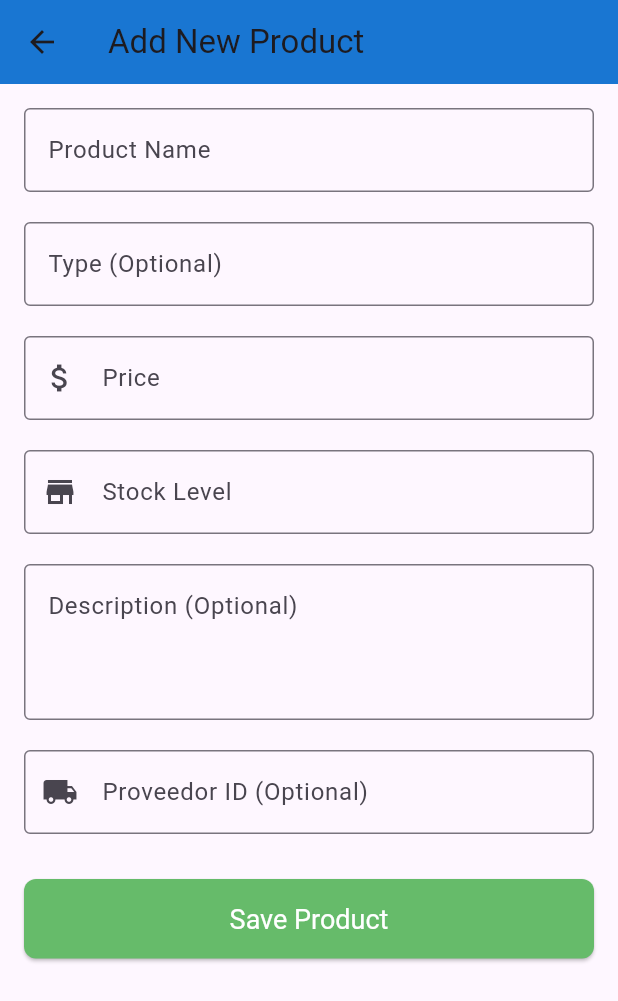
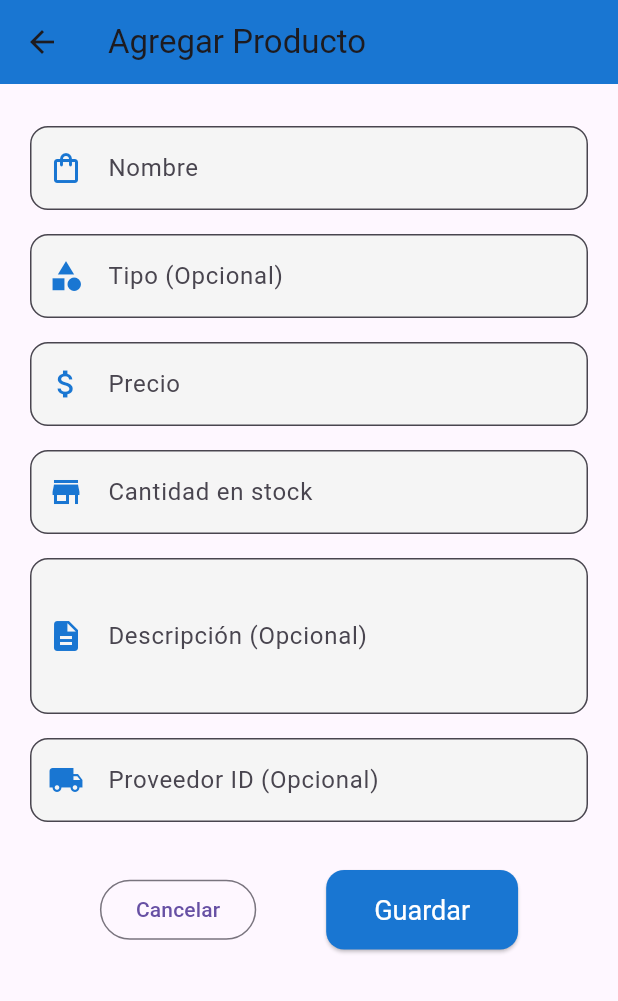
Before and after one commit to Mario2309/TFG_Mario_Alvarez_2DAM, a Flutter app: the ProductsPage screen opened directly, after a tap on the "add" icon, on a phone screen of 412 x 824 dp. Shown: the top 1001 px of the screen. Run offline on Flutter 3.47's test engine with Material 3 defaults, Android fonts, the phone set to English and light mode, and no system bars; our stand-ins replace image_picker, supabase_flutter; accounts and stored records are empty.

Commit message:
getAll and addProducts added

```diff
--- a/lib/features/product/data/datasources/product_service.dart
+++ b/lib/features/product/data/datasources/product_service.dart
@@ -1,13 +1,60 @@
-import 'package:nexuserp/features/product/domain/entities/product.dart';
+import 'package:nexuserp/features/product/data/models/product_model.dart';
+import 'package:supabase_flutter/supabase_flutter.dart';
 
 class ProductService {
-  final List<Product> _products = [];
+  final supabase = Supabase.instance.client;
 
-  void addProduct(Product product) {
-    _products.add(product);
+  Future<void> addProduct(ProductModel product) async {
+    try {
+      await supabase.from('productos').insert(product.toJson());
+    } catch (e) {
+      throw Exception('Error al agregar producto: $e');
+    }
   }
 
-  List<Product> getAllProducts() {
-    return _products;
+  Future<List<ProductModel>> getAllProducts() async {
+    try {
+      final List<dynamic> data = await supabase.from('productos').select();
+      return data.map((json) => ProductModel.fromJson(json)).toList();
+    } catch (e) {
+      throw Exception('Error al obtener productos: $e');
+    }
   }
+
+  Future<ProductModel?> getProductById(int id) async {
+    try {
+      final data = await supabase
+          .from('productos')
+          .select()
+          .eq('id', id)
+          .single();
+      return ProductModel.fromJson(data);
+    } catch (e) {
+      throw Exception('Error al obtener producto con ID $id: $e');
+    }
+  }
+
+  Future<void> updateProduct(ProductModel product) async {
+    if (product.id == null) {
+      throw Exception('ID del producto requerido para actualizar');
+    }
+
+    try {
+      await supabase
+          .from('productos')
+          .update(product.toJson())
+          .eq('id', product.id!);
+    } catch (e) {
+      throw Exception('Error al actualizar producto con ID ${product.id}: $e');
+    }
+  }
+
+  Future<void> deleteProduct(String id) async {
+    try {
+      await supabase.from('productos').delete().eq('id', id);
+    } catch (e) {
+      throw Exception('Error al eliminar producto con ID $id: $e');
+    }
+  }
+
 }
--- a/lib/features/product/data/models/product_model.dart
+++ b/lib/features/product/data/models/product_model.dart
@@ -16,4 +16,25 @@ class ProductModel {
     this.descripcion,
     this.proveedorId,
   });
+
+  factory ProductModel.fromJson(Map<String, dynamic> json) {
+    return ProductModel(
+      id: json['id'],
+      nombre: json['nombre'],
+      tipo: json['tipo'],
+      precio: json['precio'],
+      cantidad: json['cantidad'],
+      descripcion: json['descripcion'],
+      proveedorId: json['proveedor_id'],
+    );
+  }
+
+  Map<String, dynamic> toJson() => {
+    'nombre': nombre,
+    'tipo': tipo,
+    'precio': precio,
+    'cantidad': cantidad,
+    'descripcion': descripcion,
+    'proveedor_id': proveedorId,
+  };
 }
--- /dev/null
+++ b/lib/features/product/data/repositories/product_repository_impl.dart
@@ -0,0 +1,90 @@
+import '../../domain/entities/product.dart';
+import '../../domain/repositories/product_repository.dart';
+import '../datasources/product_service.dart';
+import '../models/product_model.dart';
+
+class ProductRepositoryImpl implements ProductRepository {
+  final ProductService service;
+
+  ProductRepositoryImpl(this.service);
+
+  @override
+  Future<void> addProduct(Product p) async {
+    final model = ProductModel(
+      nombre: p.nombre,
+      tipo: p.tipo,
+      precio: p.precio,
+      cantidad: p.cantidad,
+      descripcion: p.descripcion,
+      proveedorId: p.proveedorId,
+    );
+    await service.addProduct(model);
+  }
+
+  @override
+  Future<void> deleteProduct(String id) async {
+    await service.deleteProduct(id);
+  }
+
+  @override
+  Future<List<Product>> getAllProducts() async {
+    final models = await service.getAllProducts();
+    return models.map(
+      (m) => Product(
+        id: m.id,
+        nombre: m.nombre,
+        tipo: m.tipo,
+        precio: m.precio,
+        cantidad: m.cantidad,
+        descripcion: m.descripcion,
+        proveedorId: m.proveedorId,
+      ),
+    ).toList();
+  }
+
+  @override
+  Future<Product?> getProductById(int id) async {
+    final model = await service.getProductById(id);
+    if (model == null) return null;
+    return Product(
+      id: model.id,
+      nombre: model.nombre,
+      tipo: model.tipo,
+      precio: model.precio,
+      cantidad: model.cantidad,
+      descripcion: model.descripcion,
+      proveedorId: model.proveedorId,
+    );
+  }
+
+  Future<bool> addProductWithoutId(Product p) async {
+    try {
+      final model = ProductModel(
+        nombre: p.nombre,
+        tipo: p.tipo,
+        precio: p.precio,
+        cantidad: p.cantidad,
+        descripcion: p.descripcion,
+        proveedorId: p.proveedorId,
+      );
+      await service.addProduct(model);
+      return true;
+    } catch (e) {
+      return false;
+    }
+  }
+
+  @override
+  Future<void> updateProduct(Product p) async {
+    final model = ProductModel(
+      id: p.id,
+      nombre: p.nombre,
+      tipo: p.tipo,
+      precio: p.precio,
+      cantidad: p.cantidad,
+      descripcion: p.descripcion,
+      proveedorId: p.proveedorId,
+    );
+    await service.updateProduct(model);
+  }
+}
--- a/lib/features/product/presentation/pages/add_product_screen.dart
+++ b/lib/features/product/presentation/pages/add_product_screen.dart
@@ -1,4 +1,3 @@
-// lib/add_product_screen.dart
 import 'package:flutter/material.dart';
 import 'package:nexuserp/features/product/domain/entities/product.dart';
 
@@ -9,12 +8,13 @@ class AddProductScreen extends StatefulWidget {
 
 class _AddProductScreenState extends State<AddProductScreen> {
   final _formKey = GlobalKey<FormState>();
-  final _nombreController = TextEditingController(); // Cambiado a nombre
-  final _precioController = TextEditingController();
-  final _descripcionController = TextEditingController(); // Controlador para descripción
-  final _stockController = TextEditingController(); // Controlador para cantidad
-  final _tipoController = TextEditingController(); // Nuevo controlador para tipo
-  final _proveedorIdController = TextEditingController(); // Nuevo controlador para proveedorId
+
+  final TextEditingController _nombreController = TextEditingController();
+  final TextEditingController _precioController = TextEditingController();
+  final TextEditingController _descripcionController = TextEditingController();
+  final TextEditingController _stockController = TextEditingController();
+  final TextEditingController _tipoController = TextEditingController();
+  final TextEditingController _proveedorIdController = TextEditingController();
 
   @override
   void dispose() {
@@ -39,118 +39,139 @@ class _AddProductScreenState extends State<AddProductScreen> {
         id: null,
       );
 
+      Navigator.pop(context, newProduct);
+    }
+  }
 
-      Navigator.pop(context, newProduct); // Devuelve el nuevo producto
+  void _showErrorDialog() {
+    showDialog(
+      context: context,
+      builder: (context) => AlertDialog(
+        title: const Text('Error'),
+        content: const Text('No se pudo agregar el producto. Inténtalo nuevamente.'),
+        actions: [
+          TextButton(
+            onPressed: () => Navigator.of(context).pop(),
+            child: const Text('Aceptar'),
+          ),
+        ],
+      ),
+    );
   }
+
+  Widget _buildTextField({
+    required String label,
+    required TextEditingController controller,
+    IconData? icon,
+    TextInputType? keyboardType,
+    String? Function(String?)? validator,
+    int? maxLines,
+  }) {
+    return Padding(
+      padding: const EdgeInsets.symmetric(vertical: 8),
+      child: TextFormField(
+        controller: controller,
+        keyboardType: keyboardType,
+        maxLines: maxLines ?? 1,
+        validator: validator ?? (value) => value!.isEmpty ? 'Campo requerido' : null,
+        decoration: InputDecoration(
+          prefixIcon: icon != null ? Icon(icon, color: Colors.blue.shade700) : null,
+          labelText: label,
+          border: OutlineInputBorder(borderRadius: BorderRadius.circular(12)),
+          filled: true,
+          fillColor: Colors.grey.shade100,
+        ),
+      ),
+    );
   }
 
   @override
   Widget build(BuildContext context) {
     return Scaffold(
       appBar: AppBar(
-        title: const Text('Add New Product'),
-        backgroundColor: Colors.blue.shade700, // Consistent app bar color
+        title: const Text('Agregar Producto'),
+        backgroundColor: Colors.blue.shade700,
       ),
-      body: SingleChildScrollView( // Added SingleChildScrollView for better keyboard handling
-        padding: const EdgeInsets.all(16.0),
+      body: SingleChildScrollView(
+        padding: const EdgeInsets.all(20.0),
         child: Form(
           key: _formKey,
           child: Column(
-            crossAxisAlignment: CrossAxisAlignment.start,
-            children: <Widget>[
-              TextFormField(
-                controller: _nombreController, // Usa _nombreController
-                decoration: const InputDecoration(
-                  labelText: 'Product Name',
-                  border: OutlineInputBorder(),
+            children: [
+              _buildTextField(
+                label: 'Nombre',
+                controller: _nombreController,
+                icon: Icons.shopping_bag_outlined,
               ),
+              _buildTextField(
+                label: 'Tipo (Opcional)',
+                controller: _tipoController,
+                icon: Icons.category,
+                validator: (value) => null,
+              ),
+              _buildTextField(
+                label: 'Precio',
+                controller: _precioController,
+                icon: Icons.attach_money,
+                keyboardType: const TextInputType.numberWithOptions(decimal: true),
                 validator: (value) {
                   if (value == null || value.isEmpty) {
-                    return 'Please enter the product name';
+                    return 'Campo requerido';
+                  }
+                  if (double.tryParse(value) == null) {
+                    return 'Precio inválido';
                   }
                   return null;
                 },
               ),
-              const SizedBox(height: 20),
-              TextFormField(
-                controller: _tipoController, // Usa _tipoController
-                decoration: const InputDecoration(
-                  labelText: 'Type (Optional)',
-                  border: OutlineInputBorder(),
-                ),
-              ),
-              const SizedBox(height: 20),
-              TextFormField(
-                controller: _precioController,
-                decoration: const InputDecoration(
-                  labelText: 'Price',
-                  border: OutlineInputBorder(),
-                  prefixIcon: Icon(Icons.attach_money), // Added price icon
-                ),
-                keyboardType: const TextInputType.numberWithOptions(decimal: true),
+              _buildTextField(
+                label: 'Cantidad en stock',
+                controller: _stockController,
+                icon: Icons.store,
+                keyboardType: TextInputType.number,
                 validator: (value) {
                   if (value == null || value.isEmpty) {
-                    return 'Please enter the price';
+                    return 'Campo requerido';
                   }
-                  if (double.tryParse(value) == null) {
-                    return 'Please enter a valid price';
+                  if (int.tryParse(value) == null) {
+                    return 'Cantidad inválida';
                   }
                   return null;
                 },
               ),
-              const SizedBox(height: 20),
-              TextFormField(
-                controller: _stockController, // Usa _stockController
-                decoration: const InputDecoration(
-                  labelText: 'Stock Level',
-                  border: OutlineInputBorder(),
-                  prefixIcon: Icon(Icons.store), // Added stock icon
+              _buildTextField(
+                label: 'Descripción (Opcional)',
+                controller: _descripcionController,
+                maxLines: 3,
+                icon: Icons.description,
+                validator: (value) => null,
               ),
+              _buildTextField(
+                label: 'Proveedor ID (Opcional)',
+                controller: _proveedorIdController,
+                icon: Icons.local_shipping,
                 keyboardType: TextInputType.number,
-                validator: (value) {
-                  if (value == null || value.isEmpty) {
-                    return 'Please enter the stock level';
-                  }
-                  if (int.tryParse(value) == null) {
-                    return 'Please enter a valid stock level';
-                  }
-                  return null;
-                },
+                validator: (value) => null,
               ),
-              const SizedBox(height: 20),
-              TextFormField(
-                controller: _descripcionController, // Usa _descripcionController
-                decoration: const InputDecoration(
-                  labelText: 'Description (Optional)',
-                  border: OutlineInputBorder(),
-                  alignLabelWithHint: true, // Align label to top for multiline
+              const SizedBox(height: 24),
+              Row(
+                mainAxisAlignment: MainAxisAlignment.spaceEvenly,
+                children: [
+                  OutlinedButton(
+                    onPressed: () => Navigator.pop(context),
+                    child: const Text('Cancelar'),
                   ),
-                maxLines: 3, // Allow multiple lines for description
-                keyboardType: TextInputType.multiline,
-              ),
-              const SizedBox(height: 20),
-              TextFormField(
-                controller: _proveedorIdController, // Usa _proveedorIdController
-                decoration: const InputDecoration(
-                  labelText: 'Proveedor ID (Optional)',
-                  border: OutlineInputBorder(),
-                  prefixIcon: Icon(Icons.local_shipping), // Added supplier icon
-                ),
-                keyboardType: TextInputType.number,
-              ),
-              const SizedBox(height: 30),
                   ElevatedButton(
                     onPressed: _submitForm,
                     style: ElevatedButton.styleFrom(
-                  backgroundColor: Colors.green.shade400, // Distinct save button color
-                  padding: const EdgeInsets.symmetric(vertical: 16.0),
-                  shape: RoundedRectangleBorder(borderRadius: BorderRadius.circular(8.0)),
+                      backgroundColor: Colors.blue.shade700,
+                      padding: const EdgeInsets.symmetric(vertical: 16.0, horizontal: 32),
+                      shape: RoundedRectangleBorder(borderRadius: BorderRadius.circular(12)),
                       textStyle: const TextStyle(fontSize: 18),
                     ),
-                child: const SizedBox(
-                  width: double.infinity, // Make button full width
-                  child: Center(child: Text('Save Product', style: TextStyle(color: Colors.white))),
+                    child: const Text('Guardar', style: TextStyle(color: Colors.white)),
                   ),
+                ],
               ),
             ],
           ),
--- a/lib/features/product/presentation/pages/products_page.dart
+++ b/lib/features/product/presentation/pages/products_page.dart
@@ -1,8 +1,8 @@
-// lib/products_page.dart
 import 'package:flutter/material.dart';
-import 'package:nexuserp/features/product/presentation/pages/add_product_screen.dart'; // Importa la AddProductScreen
+import 'package:nexuserp/features/product/presentation/pages/add_product_screen.dart';
 import 'package:nexuserp/features/product/domain/entities/product.dart';
-import 'package:nexuserp/features/product/data/datasources/product_service.dart'; // Asegúrate de tener este servicio adaptado
+import 'package:nexuserp/features/product/data/datasources/product_service.dart';
+import 'package:nexuserp/features/product/data/repositories/product_repository_impl.dart';
 
 class ProductsPage extends StatefulWidget {
   @override
@@ -10,8 +10,11 @@ class ProductsPage extends StatefulWidget {
 }
 
 class _ProductsPageState extends State<ProductsPage> {
+  final ProductRepositoryImpl _productRepository =
+      ProductRepositoryImpl(ProductService());
+
   List<Product> _products = [];
-  final ProductService _productService = ProductService(); // Asegúrate de que este servicio use la nueva estructura de Product
+  bool _isLoading = false;
 
   @override
   void initState() {
@@ -20,27 +23,37 @@ class _ProductsPageState extends State<ProductsPage> {
   }
 
   Future<void> _loadProducts() async {
-    // Simulación de carga de productos (reemplaza con tu lógica real usando el servicio)
-    await Future.delayed(const Duration(milliseconds: 300));
-    setState(() {
-      _products = _productService.getAllProducts(); // Asegúrate de que getAllProducts() devuelva List<Product> con la nueva estructura
-    });
+    setState(() => _isLoading = true);
+    try {
+      final products = await _productRepository.getAllProducts();
+      setState(() => _products = products);
+    } catch (e) {
+      ScaffoldMessenger.of(context).showSnackBar(
+        SnackBar(content: Text('Error loading products: $e')),
+      );
+    } finally {
+      setState(() => _isLoading = false);
+    }
   }
 
   void _navigateToAddProductScreen() {
     Navigator.push(
       context,
       MaterialPageRoute(builder: (context) => AddProductScreen()),
-    ).then((newProduct) {
+    ).then((newProduct) async {
       if (newProduct is Product) {
-        setState(() {
-          _products.add(newProduct);
+        final success =
+            await _productRepository.addProductWithoutId(newProduct);
+        if (success) {
+          setState(() => _products.add(newProduct));
           ScaffoldMessenger.of(context).showSnackBar(
-            SnackBar(content: Text('${newProduct.nombre} added successfully!')), // Usa product.nombre
+            SnackBar(content: Text('${newProduct.nombre} added successfully!')),
           );
-        });
-        // Aquí deberías llamar al servicio para guardar el nuevo producto
-        // _productService.addProduct(newProduct); // Asegúrate de que addProduct() acepte la nueva estructura de Product
+        } else {
+          ScaffoldMessenger.of(context).showSnackBar(
+            const SnackBar(content: Text('Failed to add product')),
+          );
+        }
       }
     });
   }
@@ -48,84 +61,111 @@ class _ProductsPageState extends State<ProductsPage> {
   @override
   Widget build(BuildContext context) {
     return Scaffold(
-      appBar: AppBar(
-        title: const Text('Products'), // Changed title to 'Products'
-        backgroundColor: const Color.fromARGB(255, 189, 210, 25), // Consistent app bar color
-      ),
-      body: _products.isEmpty
-          ? const Center(
+      appBar: _buildAppBar(),
+      body: _isLoading ? _buildLoading() : _buildBody(),
+      floatingActionButton: _buildFloatingActionButton(),
+    );
+  }
+
+  AppBar _buildAppBar() {
+    return AppBar(
+      title: const Text('Products'),
+      backgroundColor: Colors.blue.shade700,
+    );
+  }
+
+  Widget _buildLoading() {
+    return const Center(child: CircularProgressIndicator());
+  }
+
+  Widget _buildBody() {
+    if (_products.isEmpty) {
+      return const Center(
         child: Text(
-                'No products available.', // Changed text to 'No products available.'
+          'No products available.',
           style: TextStyle(fontSize: 16, color: Colors.grey),
         ),
-            )
-          : ListView.builder(
+      );
+    }
+    return ListView.builder(
       itemCount: _products.length,
-              padding: const EdgeInsets.all(8.0), // Add padding to the list
-              itemBuilder: (context, index) {
-                final product = _products[index];
+      padding: const EdgeInsets.all(8.0),
+      itemBuilder: (context, index) => _buildProductCard(_products[index]),
+    );
+  }
+
+  Widget _buildProductCard(Product product) {
     return Card(
       margin: const EdgeInsets.symmetric(horizontal: 16, vertical: 8),
-                  elevation: 2, // Add a subtle shadow to the cards
-                  shape: RoundedRectangleBorder(borderRadius: BorderRadius.circular(8.0)), // Rounded corners
+      elevation: 2,
+      shape: RoundedRectangleBorder(borderRadius: BorderRadius.circular(8.0)),
       child: Padding(
         padding: const EdgeInsets.all(16.0),
         child: Row(
           children: [
-                        Icon(Icons.shopping_bag_outlined, size: 32, color: Colors.blue.shade300), // Changed icon to something product-related
+            Icon(Icons.shopping_bag_outlined,
+                size: 32, color: Colors.blue.shade300),
             const SizedBox(width: 16),
             Expanded(
               child: Column(
                 crossAxisAlignment: CrossAxisAlignment.start,
                 children: [
                   Text(
-                                product.nombre, // Usa product.nombre
-                                style: const TextStyle(fontSize: 18, fontWeight: FontWeight.bold),
+                    product.nombre,
+                    style: const TextStyle(
+                        fontSize: 18, fontWeight: FontWeight.bold),
                     maxLines: 1,
                     overflow: TextOverflow.ellipsis,
                   ),
                   const SizedBox(height: 4),
                   Text(
-                                'Stock: ${product.cantidad}', // Usa product.cantidad
+                    'Stock: ${product.cantidad}',
                     style: TextStyle(color: Colors.grey.shade600),
                   ),
-                              if (product.descripcion != null && product.descripcion!.isNotEmpty)
+                  if (product.descripcion != null &&
+                      product.descripcion!.isNotEmpty)
                     Text(
-                                  product.descripcion!, // Usa product.descripcion
-                                  style: TextStyle(color: Colors.grey.shade500, fontSize: 12),
+                      product.descripcion!,
+                      style: TextStyle(
+                          color: Colors.grey.shade500, fontSize: 12),
                       maxLines: 2,
                       overflow: TextOverflow.ellipsis,
                     ),
                   if (product.tipo != null && product.tipo!.isNotEmpty)
                     Text(
-                                  'Type: ${product.tipo}', // Usa product.tipo
-                                  style: TextStyle(color: Colors.grey.shade500, fontSize: 12),
+                      'Type: ${product.tipo}',
+                      style: TextStyle(
+                          color: Colors.grey.shade500, fontSize: 12),
                     ),
                   if (product.proveedorId != null)
                     Text(
-                                  'Supplier ID: ${product.proveedorId}', // Changed 'Proveedor' to 'Supplier'
-                                  style: TextStyle(color: Colors.grey.shade500, fontSize: 12),
+                      'Supplier ID: ${product.proveedorId}',
+                      style: TextStyle(
+                          color: Colors.grey.shade500, fontSize: 12),
                     ),
                 ],
               ),
             ),
             const SizedBox(width: 16),
             Text(
-                          '\$${product.precio.toStringAsFixed(2)}', // Usa product.precio
-                          style: const TextStyle(fontSize: 16, fontWeight: FontWeight.bold, color: Colors.green),
+              '\$${product.precio.toStringAsFixed(2)}',
+              style: const TextStyle(
+                  fontSize: 16,
+                  fontWeight: FontWeight.bold,
+                  color: Colors.green),
             ),
           ],
         ),
       ),
     );
-              },
-            ),
-      floatingActionButton: FloatingActionButton(
+  }
+
+  Widget _buildFloatingActionButton() {
+    return FloatingActionButton(
       onPressed: _navigateToAddProductScreen,
-        backgroundColor: Colors.green.shade400, // Distinct color for add button
+      backgroundColor: Colors.green.shade400,
       child: const Icon(Icons.add, color: Colors.white),
       elevation: 4,
-      ),
     );
   }
 }
```
Also changed, not shown: lib/features/product/domain/repositories/product_repository.dart (added, +9 -0 lines), lib/features/product/domain/usecases/add_product.dart (added, +12 -0 lines), lib/features/product/domain/usecases/delete_product.dart (added, +11 -0 lines), lib/features/product/domain/usecases/get_all_product.dart (added, +12 -0 lines). Lines whose indentation alone changed are shown as unchanged.
